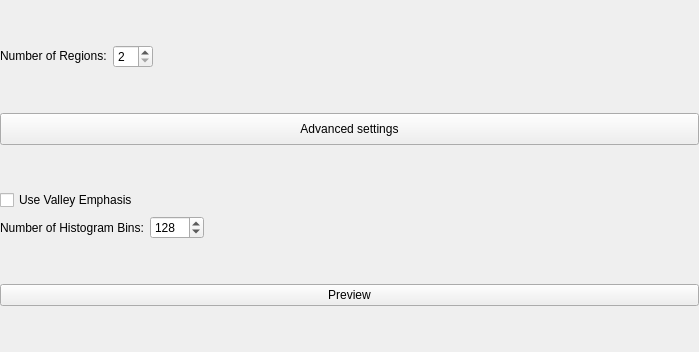
Qt form Modules/SegmentationUI/Qmitk/QmitkOtsuToolWidgetControls.ui (MITK/MITK) before a commit.
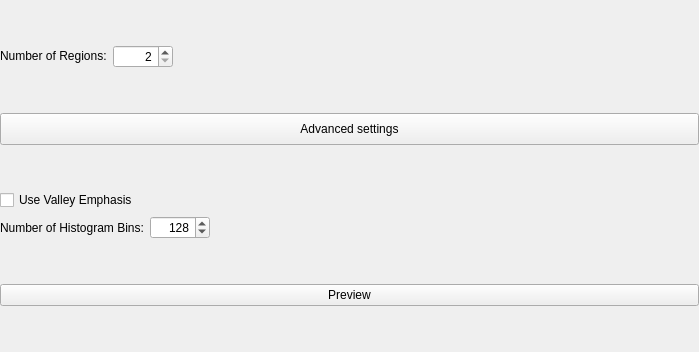
The same form after that commit. Custom widgets are drawn as their Qt base class.

Commit message: Set minimum width and alignment of spinbox

What changed in the file:
```diff
--- a/Modules/SegmentationUI/Qmitk/QmitkOtsuToolWidgetControls.ui
+++ b/Modules/SegmentationUI/Qmitk/QmitkOtsuToolWidgetControls.ui
@@ -73,12 +73,21 @@
          <verstretch>0</verstretch>
         </sizepolicy>
        </property>
+       <property name="minimumSize">
+        <size>
+         <width>60</width>
+         <height>0</height>
+        </size>
+       </property>
        <property name="maximumSize">
         <size>
          <width>40</width>
          <height>16777215</height>
         </size>
        </property>
+       <property name="alignment">
+        <set>Qt::AlignRight|Qt::AlignTrailing|Qt::AlignVCenter</set>
+       </property>
        <property name="minimum">
         <number>2</number>
        </property>
@@ -131,6 +140,15 @@
     <layout class="QGridLayout" name="advancedSettingsLayout" rowstretch="0,0" columnstretch="0,0,0">
      <item row="1" column="1">
       <widget class="QSpinBox" name="m_BinsSpinBox">
+       <property name="minimumSize">
+        <size>
+         <width>60</width>
+         <height>0</height>
+        </size>
+       </property>
+       <property name="alignment">
+        <set>Qt::AlignmentFlag::AlignRight|Qt::AlignmentFlag::AlignTrailing|Qt::AlignmentFlag::AlignVCenter</set>
+       </property>
        <property name="minimum">
         <number>2</number>
        </property>
```
